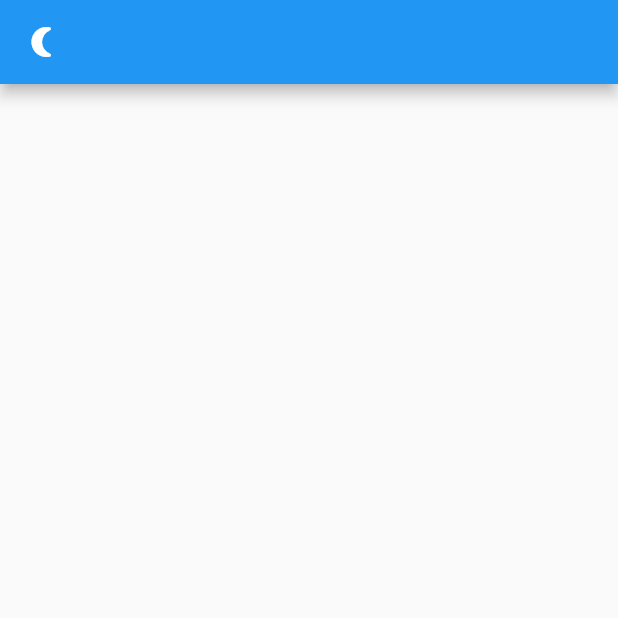
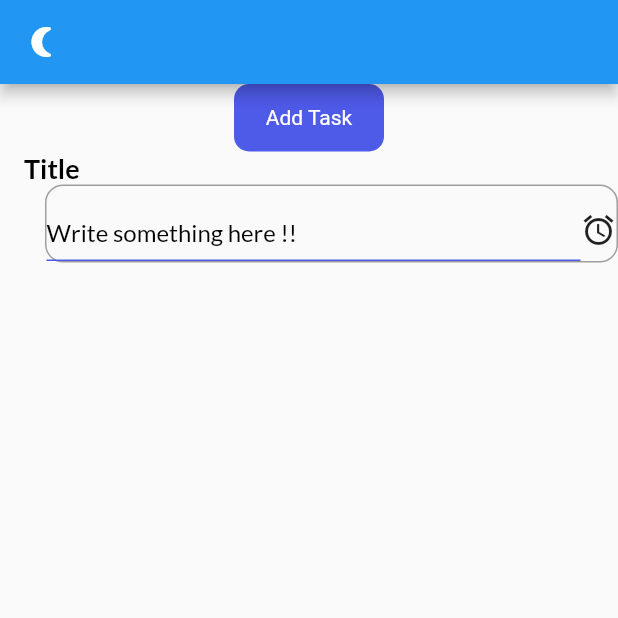
Before and after one commit to MohamedSlama/todo, a Flutter app: the screen it shows after launch, on a phone screen of 412 x 824 dp, the top half of it. Run offline on Flutter 3.47's test engine with Material 2 defaults, Android fonts, the phone set to English and light mode, and no system bars; our stand-ins replace get, get_storage, google_fonts.

Commit message:
Create Widgets (Button , TextField) and Fixing theme.dart

```diff
--- a/lib/main.dart
+++ b/lib/main.dart
@@ -1,9 +1,7 @@
 import 'package:flutter/material.dart';
-import 'package:flutter/services.dart';
 import 'package:get/get.dart';
 import 'package:todo/services/theme_services.dart';
 import 'ui/pages/home_page.dart';
-import 'ui/pages/notification_screen.dart';
 import 'ui/theme.dart';
 
 void main() {
--- a/lib/ui/pages/home_page.dart
+++ b/lib/ui/pages/home_page.dart
@@ -1,6 +1,9 @@
 import 'package:flutter/material.dart';
 import 'package:get/get.dart';
 import 'package:todo/services/theme_services.dart';
+import 'package:todo/ui/size_config.dart';
+import 'package:todo/ui/widgets/button.dart';
+import 'package:todo/ui/widgets/input_field.dart';
 
 import 'notification_screen.dart';
 
@@ -14,6 +17,7 @@ class HomePage extends StatefulWidget {
 class _HomePageState extends State<HomePage> {
   @override
   Widget build(BuildContext context) {
+    SizeConfig().init(context);
     return Scaffold(
       appBar: AppBar(
         //? Testing UI with changing theme mode
@@ -26,7 +30,20 @@ class _HomePageState extends State<HomePage> {
           icon: const Icon(Icons.nightlight_round),
         ),
       ),
-      body: Container(),
+      body: SingleChildScrollView(
+        child: Column(
+          mainAxisAlignment: MainAxisAlignment.center,
+          crossAxisAlignment: CrossAxisAlignment.center,
+          children: [
+            MyButton(label: 'Add Task', onTap: () {}),
+            const InputField(
+              title: 'Title',
+              hint: 'Write something here !!',
+              widget: Icon(Icons.access_alarm),
+            ),
+          ],
+        ),
+      ),
     );
   }
 }
--- a/lib/ui/theme.dart
+++ b/lib/ui/theme.dart
@@ -24,6 +24,7 @@ class Themes {
     backgroundColor: darkGreyClr,
     brightness: Brightness.dark,
   );
+}
 
 //? Headers text style
 TextStyle get headingStyle => GoogleFonts.lato(
@@ -72,4 +73,3 @@ class Themes {
           fontSize: 14,
           fontWeight: FontWeight.w400),
     );
-}
--- a/lib/ui/widgets/button.dart
+++ b/lib/ui/widgets/button.dart
@@ -1,10 +1,31 @@
 import 'package:flutter/material.dart';
+import 'package:todo/ui/theme.dart';
 
 class MyButton extends StatelessWidget {
-  const MyButton({Key? key}) : super(key: key);
+  const MyButton({Key? key, required this.label, required this.onTap})
+      : super(key: key);
+
+  final String label;
+  final Function() onTap;
 
   @override
   Widget build(BuildContext context) {
-    return Container();
+    return GestureDetector(
+      onTap: onTap,
+      child: Container(
+        width: 100,
+        height: 45,
+        alignment: Alignment.center,
+        decoration: BoxDecoration(
+          borderRadius: BorderRadius.circular(10),
+          color: primaryClr,
+        ),
+        child: Text(
+          label,
+          style: const TextStyle(color: Colors.white),
+          textAlign: TextAlign.center,
+        ),
+      ),
+    );
   }
 }
--- a/lib/ui/widgets/input_field.dart
+++ b/lib/ui/widgets/input_field.dart
@@ -1,10 +1,73 @@
 import 'package:flutter/material.dart';
+import 'package:get/get.dart';
+import 'package:get/get_utils/src/extensions/context_extensions.dart';
+import 'package:todo/ui/size_config.dart';
+import 'package:todo/ui/theme.dart';
 
 class InputField extends StatelessWidget {
-  const InputField({Key? key}) : super(key: key);
+  const InputField({
+    Key? key,
+    required this.title,
+    required this.hint,
+    this.controller,
+    this.widget,
+  }) : super(key: key);
+
+  final String title;
+  final String hint;
+  final TextEditingController? controller;
+  final Widget? widget;
 
   @override
   Widget build(BuildContext context) {
-    return Container();
+    return Container(
+      margin: const EdgeInsets.only(left: 16),
+      child: Column(
+        crossAxisAlignment: CrossAxisAlignment.start,
+        children: [
+          Text(title, style: titleStyle),
+          Container(
+            padding: const EdgeInsets.only(top: 8),
+            margin: const EdgeInsets.only(left: 14),
+            width: SizeConfig.screenWidth,
+            height: 52,
+            decoration: BoxDecoration(
+              borderRadius: BorderRadius.circular(12),
+              border: Border.all(
+                color: Colors.grey,
+              ),
+            ),
+            child: Row(
+              children: [
+                Expanded(
+                  child: TextFormField(
+                    controller: controller,
+                    autofocus: false,
+                    cursorColor:
+                        Get.isDarkMode ? Colors.grey[100] : Colors.grey[700],
+                    readOnly: widget != null ? true : false,
+                    style: subTitleStyle,
+                    decoration: InputDecoration(
+                      hintText: hint,
+                      hintStyle: subTitleStyle,
+                      enabledBorder: UnderlineInputBorder(
+                          borderSide: BorderSide(
+                        color: context.theme.backgroundColor,
+                      )),
+                      focusedBorder: UnderlineInputBorder(
+                          borderSide: BorderSide(
+                        color: context.theme.backgroundColor,
+                        width: 0,
+                      )),
+                    ),
+                  ),
+                ),
+                widget ?? Container(),
+              ],
+            ),
+          ),
+        ],
+      ),
+    );
   }
 }
```
Lines whose indentation alone changed are shown as unchanged.
